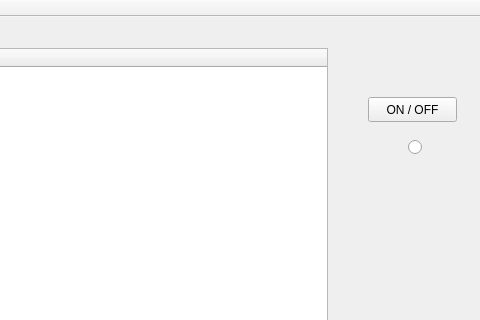
This is serveur/mainwindow.ui in JroLuttringer/IHM_Lecteur_Audio as Qt 5 draws it before an edit; both pictures show x 152 to 632 and y 0 to 320 of the 632 by 601 pixel window. The edited form follows.
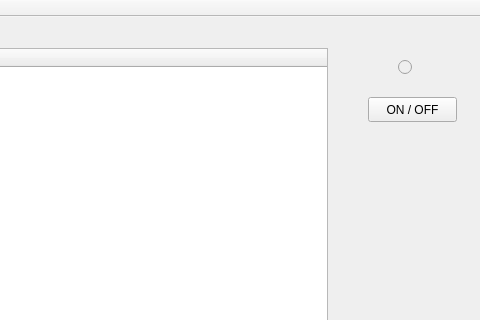
This is the edited form.

Commit message: Bouton ON et suavegarde de l'état

Patch:
```diff
--- a/serveur/mainwindow.ui
+++ b/serveur/mainwindow.ui
@@ -15,10 +15,13 @@
   </property>
   <widget class="QWidget" name="centralWidget">
    <widget class="QRadioButton" name="radioButton">
+    <property name="enabled">
+     <bool>false</bool>
+    </property>
     <property name="geometry">
      <rect>
-      <x>560</x>
-      <y>120</y>
+      <x>550</x>
+      <y>40</y>
       <width>31</width>
       <height>21</height>
      </rect>
@@ -27,7 +30,7 @@
      <string/>
     </property>
     <property name="checkable">
-     <bool>false</bool>
+     <bool>true</bool>
     </property>
    </widget>
    <widget class="QPushButton" name="butto_serv">
```
Left out of the diff: 3 changed lines with no effect on the pictures. The commit also changes 7 other files.
